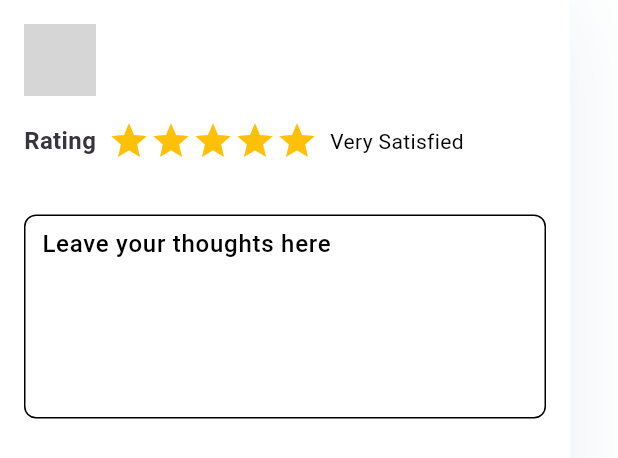
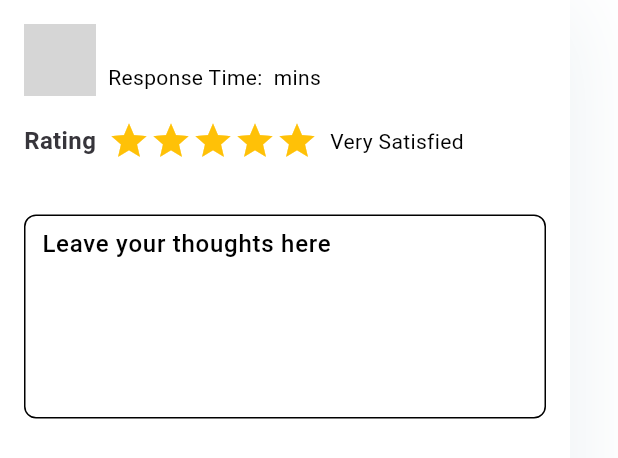
Before and after one commit to jonasvasallo/irs-tambubong, a Flutter app: the RatingContainer widget shown alone on an empty page, opened directly with empty values, on a phone screen of 412 x 824 dp. Shown: the top 458 px of the screen. Run offline on Flutter 3.47's test engine with Material 3 defaults, Android fonts, the phone set to English and light mode, and no system bars; drawn by our look-alikes of flutter_rating_bar; our stand-ins replace camera, cloud_firestore, email_validator, file_picker, firebase_auth, firebase_core and 9 more; missing offline and left inert: flutter_phone_direct_caller, flutter_polyline_points, maps_toolkit; accounts and stored records are empty; network calls fail; grey boxes are pictures that could not be loaded.

Commit message:
fix: rating container reverted back

```diff
--- a/lib/widgets/rating_container.dart
+++ b/lib/widgets/rating_container.dart
@@ -7,14 +7,14 @@ import 'package:irs_app/widgets/input_field.dart';
 class RatingContainer extends StatefulWidget {
   final String id;
   final String name;
-  final String userType;
+  final String responseTime;
   final String profileURL;
   final Function(String, double, String) onUpdateRatingData;
   const RatingContainer(
       {Key? key,
       required this.id,
       required this.name,
-      required this.userType,
+      required this.responseTime,
       required this.profileURL,
       required this.onUpdateRatingData})
       : super(key: key);
@@ -74,7 +74,7 @@ class _RatingContainerState extends State<RatingContainer> {
                         ),
                       ),
                       Text(
-                        widget.userType.toUpperCase(),
+                        "Response Time: ${widget.responseTime} mins",
                       ),
                     ],
                   ),
```
